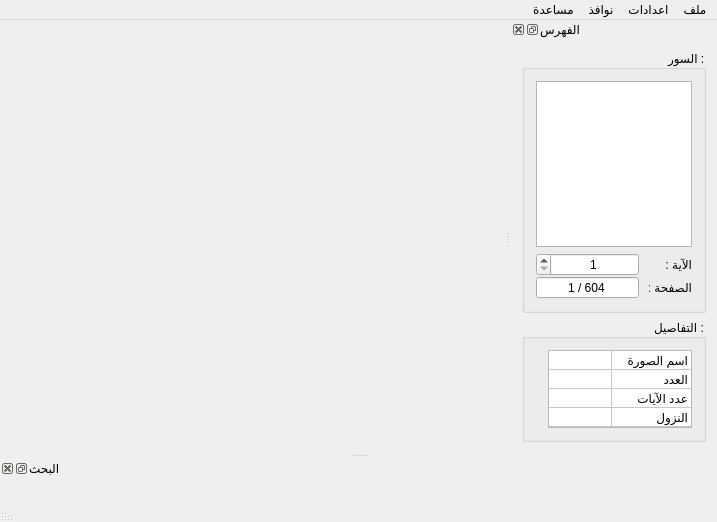
This is src/ui/mainwindow.ui in boussouira/moltaqa as Qt 5 draws it before an edit. The edited form follows.
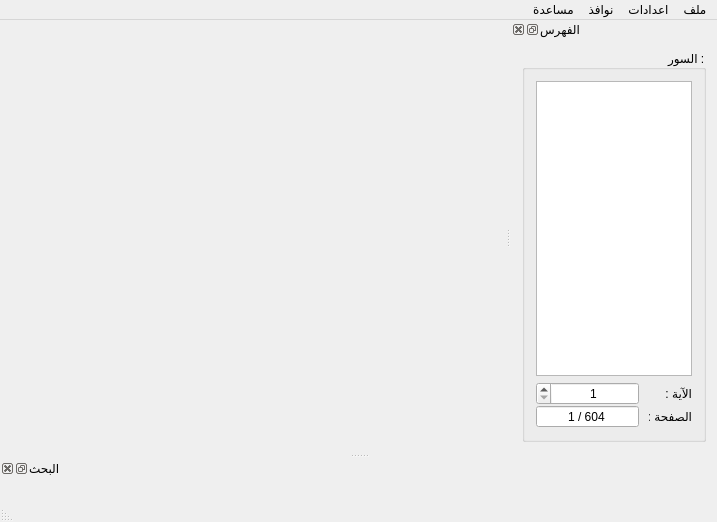
This is the edited form. Icons and pictures are not drawn.

Commit message: Remove the TableWidget

What changed in the file:
```diff
--- a/src/ui/mainwindow.ui
+++ b/src/ui/mainwindow.ui
@@ -206,97 +206,6 @@
        </layout>
       </widget>
      </item>
-     <item>
-      <widget class="QGroupBox" name="groupBox_3">
-       <property name="title">
-        <string>التفاصيل :</string>
-       </property>
-       <layout class="QVBoxLayout" name="verticalLayout_3">
-        <item>
-         <widget class="QTableWidget" name="tableWidget">
-          <property name="minimumSize">
-           <size>
-            <width>0</width>
-            <height>78</height>
-           </size>
-          </property>
-          <property name="maximumSize">
-           <size>
-            <width>144</width>
-            <height>78</height>
-           </size>
-          </property>
-          <property name="verticalScrollBarPolicy">
-           <enum>Qt::ScrollBarAlwaysOff</enum>
-          </property>
-          <property name="horizontalScrollBarPolicy">
-           <enum>Qt::ScrollBarAlwaysOff</enum>
-          </property>
-          <property name="autoScroll">
-           <bool>true</bool>
-          </property>
-          <property name="editTriggers">
-           <set>QAbstractItemView::NoEditTriggers</set>
-          </property>
-          <property name="rowCount">
-           <number>4</number>
-          </property>
-          <attribute name="horizontalHeaderVisible">
-           <bool>false</bool>
-          </attribute>
-          <attribute name="horizontalHeaderDefaultSectionSize">
-           <number>80</number>
-          </attribute>
-          <attribute name="verticalHeaderVisible">
-           <bool>false</bool>
-          </attribute>
-          <attribute name="verticalHeaderDefaultSectionSize">
-           <number>19</number>
-          </attribute>
-          <row/>
-          <row/>
-          <row/>
-          <row/>
-          <column>
-           <property name="text">
-            <string>Name</string>
-           </property>
-          </column>
-          <column>
-           <property name="text">
-            <string>value</string>
-           </property>
-          </column>
-          <item row="0" column="0">
-           <property name="text">
-            <string>اسم الصورة</string>
-           </property>
-          </item>
-          <item row="0" column="1">
-           <property name="text">
-            <string/>
-           </property>
-          </item>
-          <item row="1" column="0">
-           <property name="text">
-            <string>العدد</string>
-           </property>
-          </item>
-          <item row="2" column="0">
-           <property name="text">
-            <string>عدد الآيات</string>
-           </property>
-          </item>
-          <item row="3" column="0">
-           <property name="text">
-            <string>النزول</string>
-           </property>
-          </item>
-         </widget>
-        </item>
-       </layout>
-      </widget>
-     </item>
     </layout>
    </widget>
   </widget>
```
The commit also changes 1 other file.
